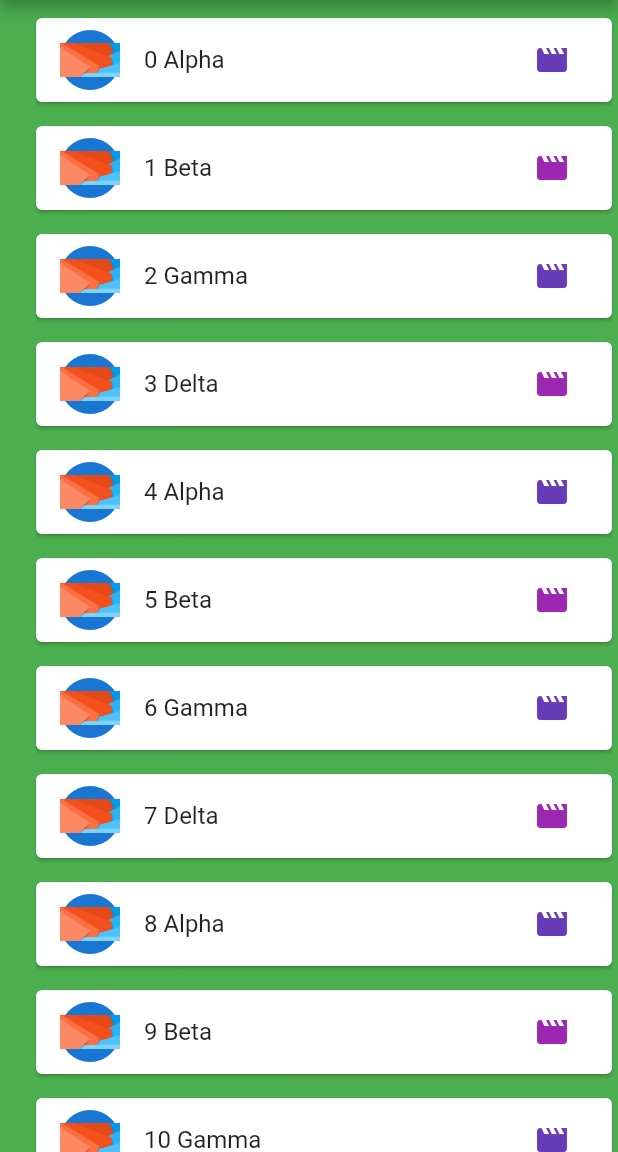
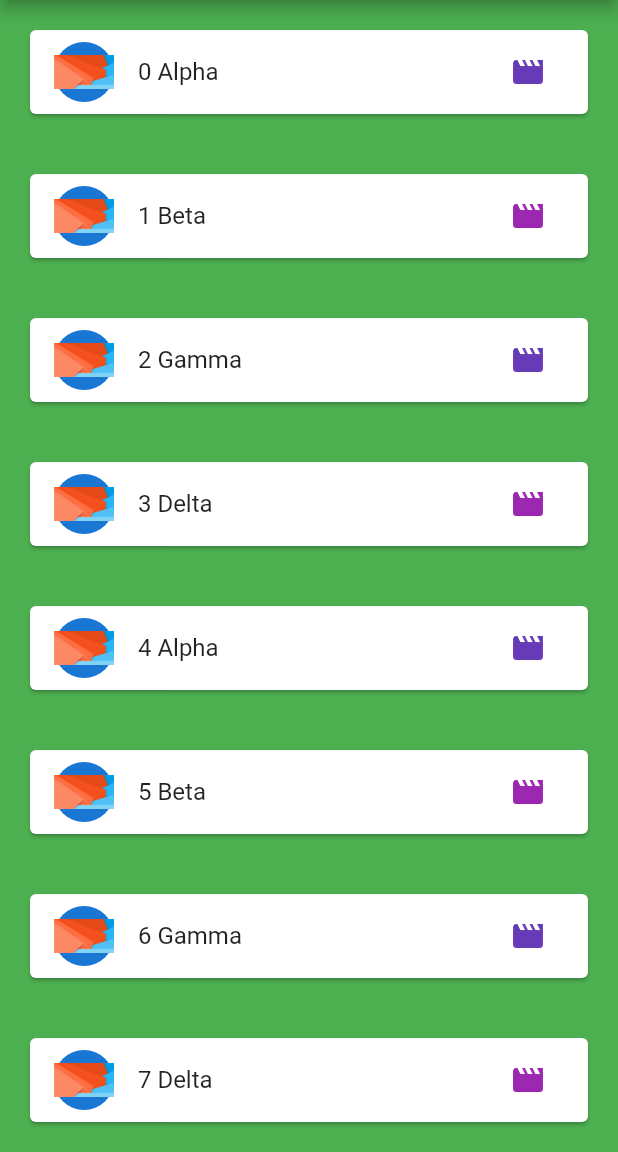
Before and after one commit to droidchef/flutflix, a Flutter app: the screen it shows after launch, on a phone screen of 412 x 824 dp, the part 84-1236 px from its top. Run offline on Flutter 3.47's test engine with Material 2 defaults, Android fonts, the phone set to English and light mode, and no system bars.

Commit message:
Step 26: Change the EdgeInsets from only to symmetric to learn about horizontal and vertical paddings

```diff
--- a/lib/main.dart
+++ b/lib/main.dart
@@ -19,7 +19,7 @@ class FlutFlix extends StatelessWidget {
             child: ListView.builder(
               itemBuilder: (BuildContext context, int index) {
                 return Padding(
-                  padding: const EdgeInsets.only(left: 20.0, top: 8.0),
+                  padding: const EdgeInsets.symmetric(horizontal: 16.0, vertical: 16.0),
                   child: Card(
                     child: ListTile(
                       title: Text(
```
